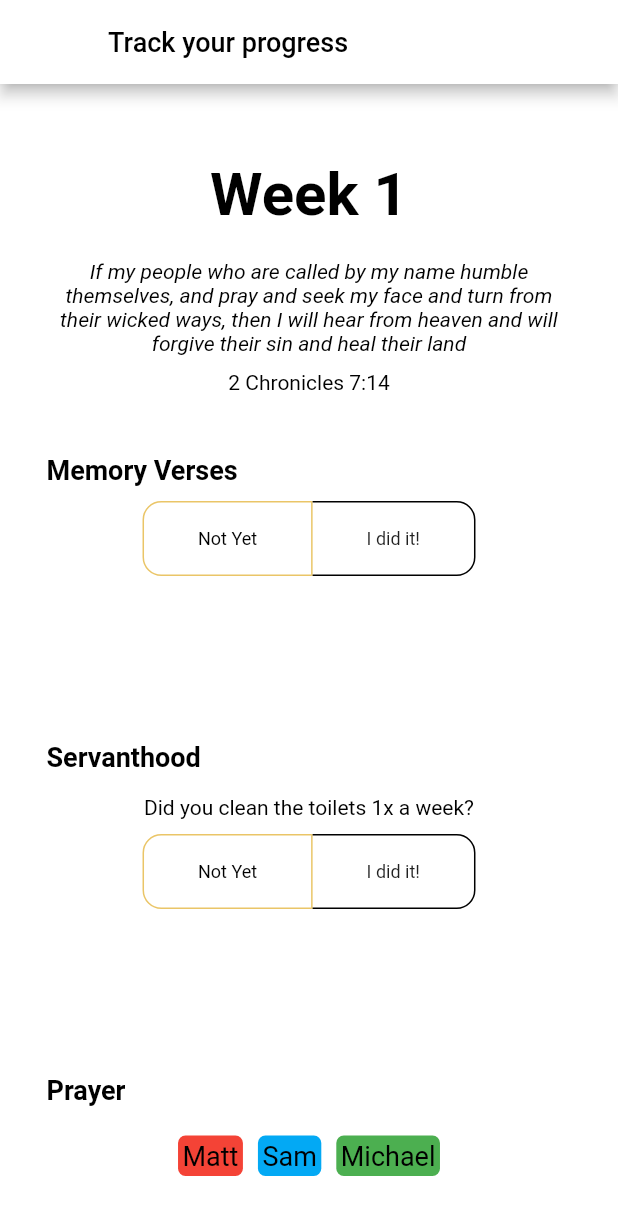
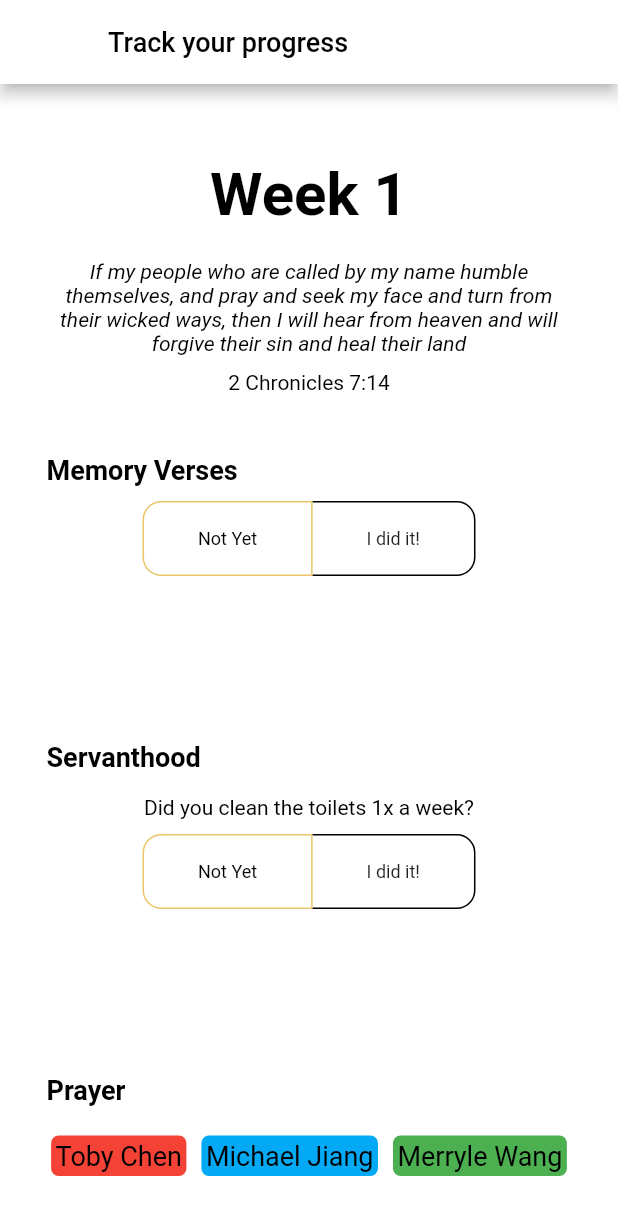
Before and after one commit to godwinlaw/kle-winter-challenge-app, a Flutter app: the LogWidget screen opened directly, on a phone screen of 412 x 824 dp. Shown: the top 1215 px of the screen. Run offline on Flutter 3.47's test engine with Material 2 defaults, Android fonts, the phone set to English and light mode, and no system bars; our stand-ins replace cloud_firestore, firebase_auth, firebase_core, google_sign_in, hexcolor, tuple; accounts and stored records are empty; Roboto replaces fonts that are missing (Montserrat).

Commit message:
Changed names for demo purposes

```diff
--- a/lib/ui/screens/log.dart
+++ b/lib/ui/screens/log.dart
@@ -121,7 +121,7 @@ class _LogWidgetState extends State<LogWidget> {
                     borderRadius: BorderRadius.all(Radius.circular(5))),
                 padding: const EdgeInsets.all(3.0),
                 child: Text(
-                  'Matt',
+                  'Toby Chen',
                   style: TextStyle(
                     color: Colors.black,
                     fontSize: 18,
@@ -135,7 +135,7 @@ class _LogWidgetState extends State<LogWidget> {
                     borderRadius: BorderRadius.all(Radius.circular(5))),
                 padding: const EdgeInsets.all(3.0),
                 child: Text(
-                  'Sam',
+                  'Michael Jiang',
                   style: TextStyle(
                     color: Colors.black,
                     fontSize: 18,
@@ -149,7 +149,7 @@ class _LogWidgetState extends State<LogWidget> {
                     borderRadius: BorderRadius.all(Radius.circular(5))),
                 padding: const EdgeInsets.all(3.0),
                 child: Text(
-                  'Michael',
+                  'Merryle Wang',
                   style: TextStyle(
                     color: Colors.black,
                     fontSize: 18,
--- a/lib/ui/screens/profile.dart
+++ b/lib/ui/screens/profile.dart
@@ -2,7 +2,9 @@ import 'package:flutter/material.dart';
 import 'package:firebase_auth/firebase_auth.dart' as auth;
 import 'package:winterchallenge/core/data/database.dart';
 import 'package:winterchallenge/ui/screens/login_page.dart';
-import '../../core/services/auth.dart'; /// Used for log out
+import '../../core/services/auth.dart';
+
+/// Used for log out
 
 /// Screen for viewing user profile and all their commitments.
 ///
@@ -46,7 +48,7 @@ class _ProfileWidgetState extends State<ProfileWidget> {
     }
 
     servanthood = "Code the winter challenge app";
-    prayerList = ["Christy Koh", "Ashley Alvarez", "Chloe Chan"];
+    prayerList = ["Toby", "Michael", "Merryle", "Emilio", "Chibuzor"];
     isEditingServanthood = false;
     isEditingPrayer = false;
   }
@@ -94,7 +96,8 @@ Widget _logOutWidget(BuildContext context) {
       // Sign out
       await signOutGoogle();
       // Return to login page
-      Navigator.of(context).push(MaterialPageRoute(builder: (context) => LoginPage()));
+      Navigator.of(context)
+          .push(MaterialPageRoute(builder: (context) => LoginPage()));
     },
     color: Colors.white,
     shape: RoundedRectangleBorder(borderRadius: BorderRadius.circular(40)),
```
Lines whose indentation alone changed are shown as unchanged.
